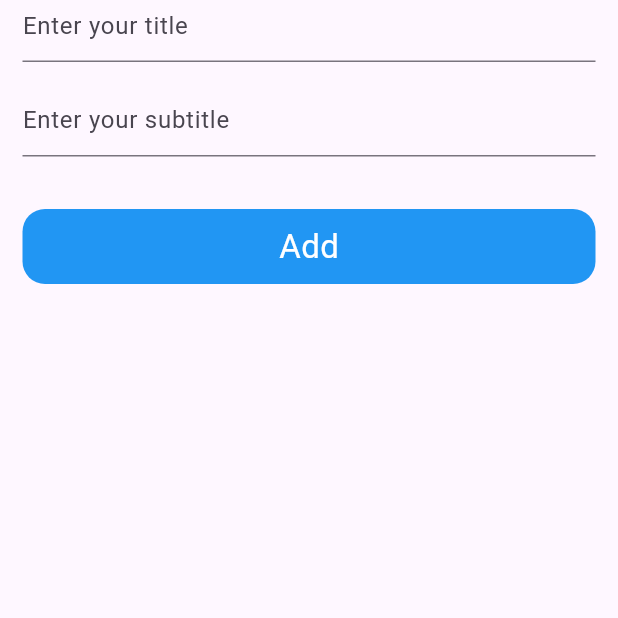
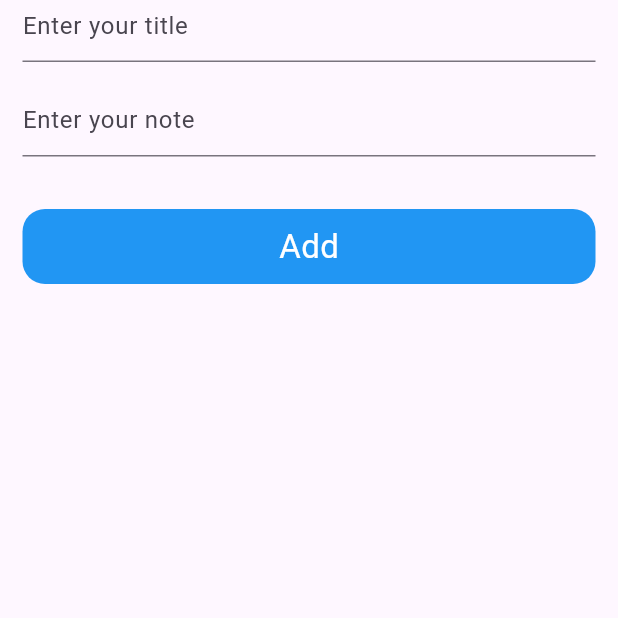
Before and after one commit to Aabis-Ahmed-Hassan/Notepad-SQLite-, a Flutter app: the screen it shows after launch, after a tap on the "add" icon, on a phone screen of 412 x 824 dp, the part 523-1141 px from its top. Run offline on Flutter 3.47's test engine with Material 3 defaults, Android fonts, the phone set to English and light mode, and no system bars; our stand-ins replace sqflite; accounts and stored records are empty.

Commit message:
Minor Changes

```diff
--- a/lib/view/add_data.dart
+++ b/lib/view/add_data.dart
@@ -15,9 +15,6 @@ class AddData extends StatefulWidget {
 
 class _AddDataState extends State<AddData> {
   DBHelper _db = DBHelper();
-
-
-
 
   @override
   final _titleController = TextEditingController();
@@ -72,7 +69,7 @@ class _AddDataState extends State<AddData> {
             TextFormField(
               controller: _subtitleController,
               decoration: InputDecoration(
-                hintText: 'Enter your subtitle',
+                hintText: 'Enter your note',
               ),
             ),
             SizedBox(height: 35),
@@ -86,7 +83,6 @@ class _AddDataState extends State<AddData> {
                   ),
                 )
                     .then((value) {
-                  Utils.showSnackBar(context, 'Note Added');
                   Navigator.push(
                     context,
                     MaterialPageRoute(
--- a/lib/view/home_screen.dart
+++ b/lib/view/home_screen.dart
@@ -24,7 +24,8 @@ class _HomeScreenState extends State<HomeScreen> {
       appBar: AppBar(
         automaticallyImplyLeading: false,
         title: Text(
-          'Notepad',
+          // 'Notepad',
+          'SQLite',
           style: TextStyle(
             color: Colors.white,
             fontWeight: FontWeight.w500,
@@ -170,7 +171,7 @@ class _HomeScreenState extends State<HomeScreen> {
               TextFormField(
                 controller: _subtitleController,
                 decoration: InputDecoration(
-                  label: Text('Subtitle'),
+                  label: Text('Note'),
                 ),
               ),
             ],
@@ -195,7 +196,6 @@ class _HomeScreenState extends State<HomeScreen> {
                     .then((value) {
                   setState(() {});
 
-                  Utils.showSnackBar(context, 'Done');
                   Navigator.pop(context);
                   _titleController.text = '';
                   _subtitleController.text = '';
```
